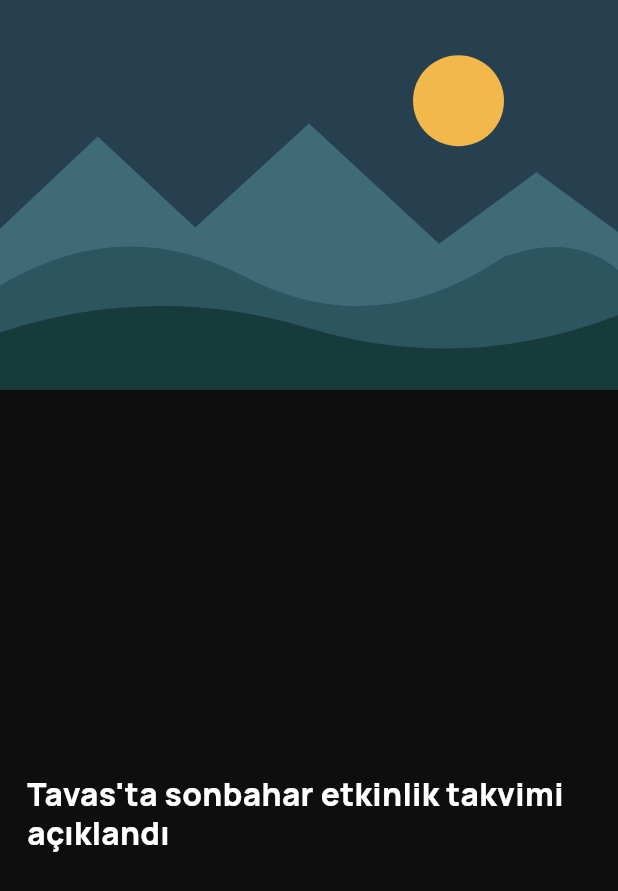
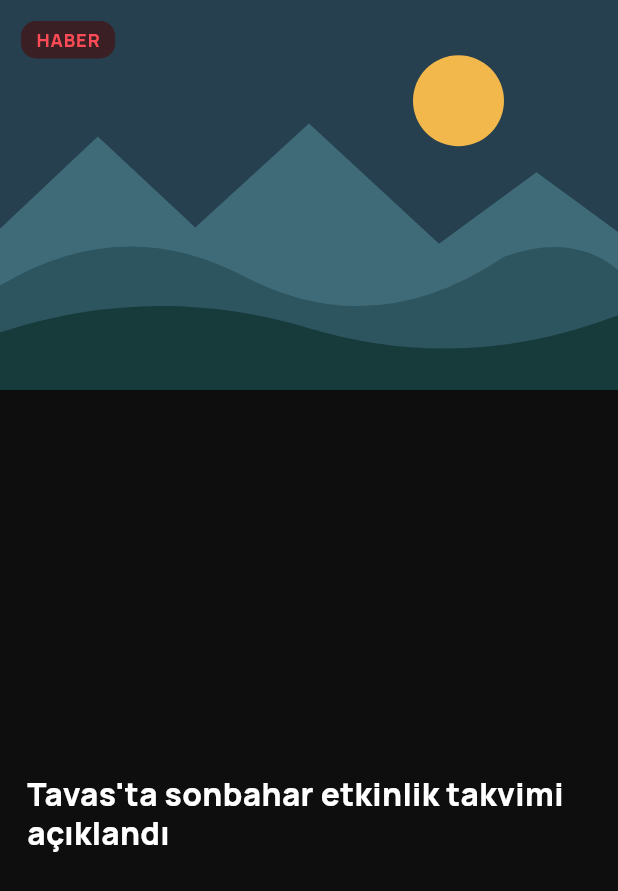
Before and after one commit to Rogehas/Rogehas, a Flutter app: the _Slide widget shown alone on an empty page, opened directly with sample values from the repository, on a phone screen of 412 x 824 dp. Shown: the top 891 px of the screen. Run offline on Flutter 3.47's test engine with Material 3 defaults, Android fonts, the phone set to English and light mode, and no system bars; our stand-ins replace cloud_firestore, firebase_auth, firebase_core, firebase_messaging, google_fonts, share_plus and 1 more; accounts and stored records are empty; network calls fail.

Commit message:
Show the news type tag on the home hero photo
Co-Authored-By: Claude Sonnet 5.5 <noreply@anthropic.com>
Claude-Session: https://claude.ai/code/session_01XCvQ9jtS6GKCnyEgdBQNNa

```diff
--- a/app/lib/screens/home_screen.dart
+++ b/app/lib/screens/home_screen.dart
@@ -354,7 +354,18 @@ class _Slide extends StatelessWidget {
           SizedBox(
             height: imageHeight,
             width: double.infinity,
-            child: NewsVisual(item, palette: ScenePalette.dusk),
+            child: Stack(
+              fit: StackFit.expand,
+              children: [
+                NewsVisual(item, palette: ScenePalette.dusk),
+                // Haber / Duyuru / Kesinti etiketi fotoğrafın sol üst köşesinde.
+                Positioned(
+                  left: 14,
+                  top: 14,
+                  child: TagChip(item.tagText, item.kind),
+                ),
+              ],
+            ),
           ),
           Expanded(
             child: Container(
```
